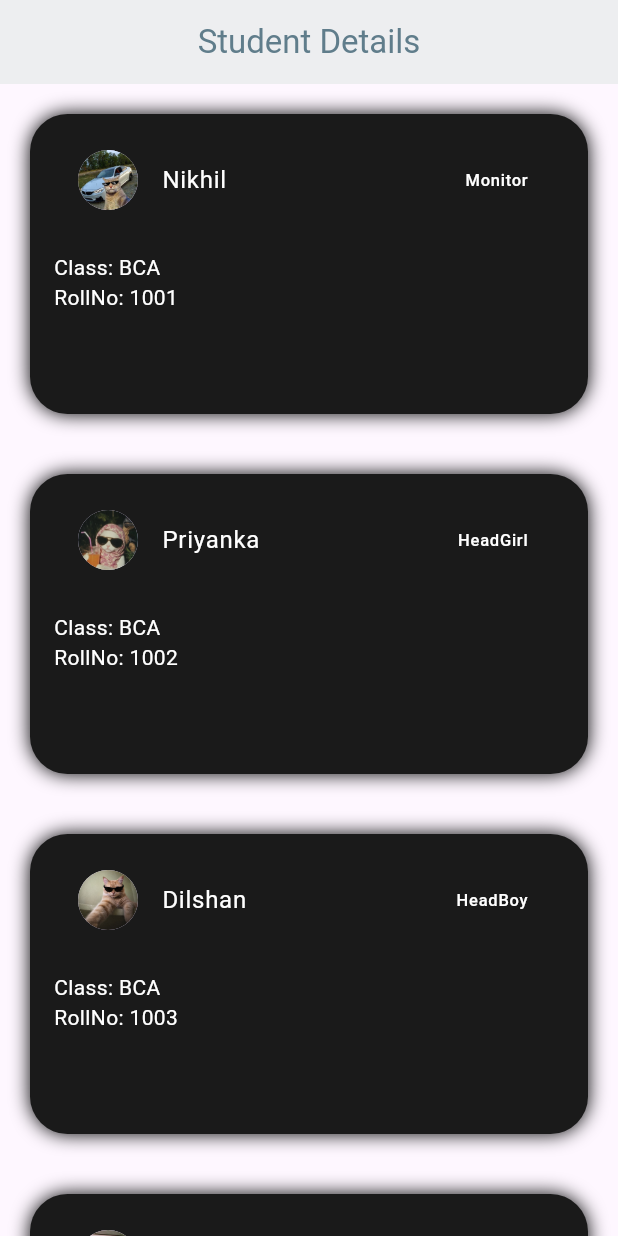
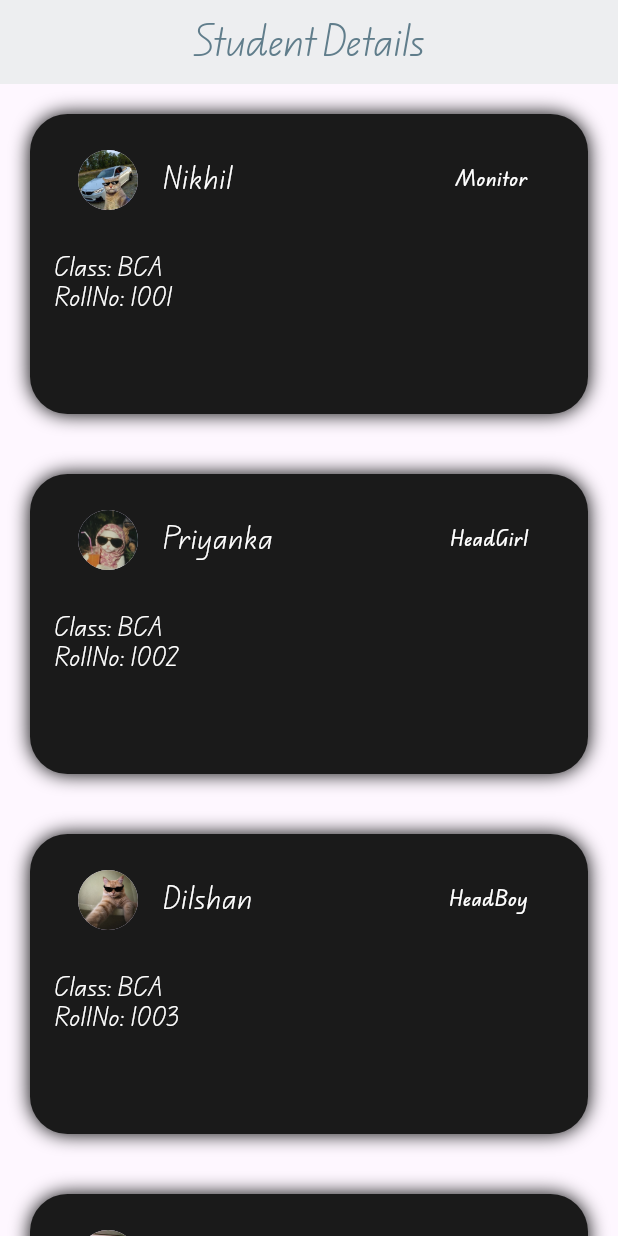
Before and after one commit to nikhilbishnoi007/Flutter-Practice, a Flutter app: the screen it shows after launch, on a phone screen of 412 x 824 dp. Run offline on Flutter 3.47's test engine with Material 3 defaults, Android fonts, the phone set to English and light mode, and no system bars.

Commit message:
use coustom fonts

```diff
--- a/first_app/lib/main.dart
+++ b/first_app/lib/main.dart
@@ -13,7 +13,7 @@ class MyApp extends StatelessWidget {
       title: 'Student Managment',
       debugShowCheckedModeBanner: false,
       theme: ThemeData(
-        // scaffoldBackgroundColor: const Color(0xFF0D0D0D),
+        fontFamily: "MainFont",
         colorScheme: ColorScheme.fromSeed(
           seedColor: const Color(0xFF1F0D42),
           // brightness: Brightness.dark,
```
